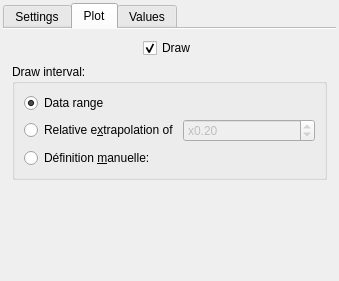
This is DataPlot/polynomialmodelwidget.ui in AdelKS/ZeGrapher as Qt 5 draws it before an edit. The edited form follows.
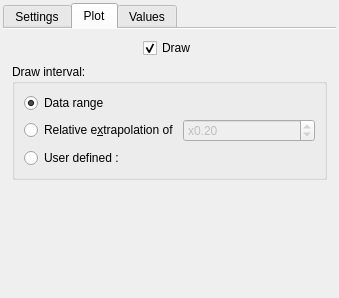
This is the edited form. The open tabs and pages were chosen to show the change.

```diff
--- a/DataPlot/polynomialmodelwidget.ui
+++ b/DataPlot/polynomialmodelwidget.ui
@@ -7,7 +7,7 @@
     <x>0</x>
     <y>0</y>
     <width>339</width>
-    <height>281</height>
+    <height>298</height>
    </rect>
   </property>
   <property name="sizePolicy">
@@ -283,7 +283,7 @@
             <item>
              <widget class="QRadioButton" name="manualInterval">
               <property name="text">
-               <string>Définition &amp;manuelle:</string>
+               <string>User defined :</string>
               </property>
              </widget>
             </item>
```
Left out of the diff: 4 changed lines with no effect on the pictures.
